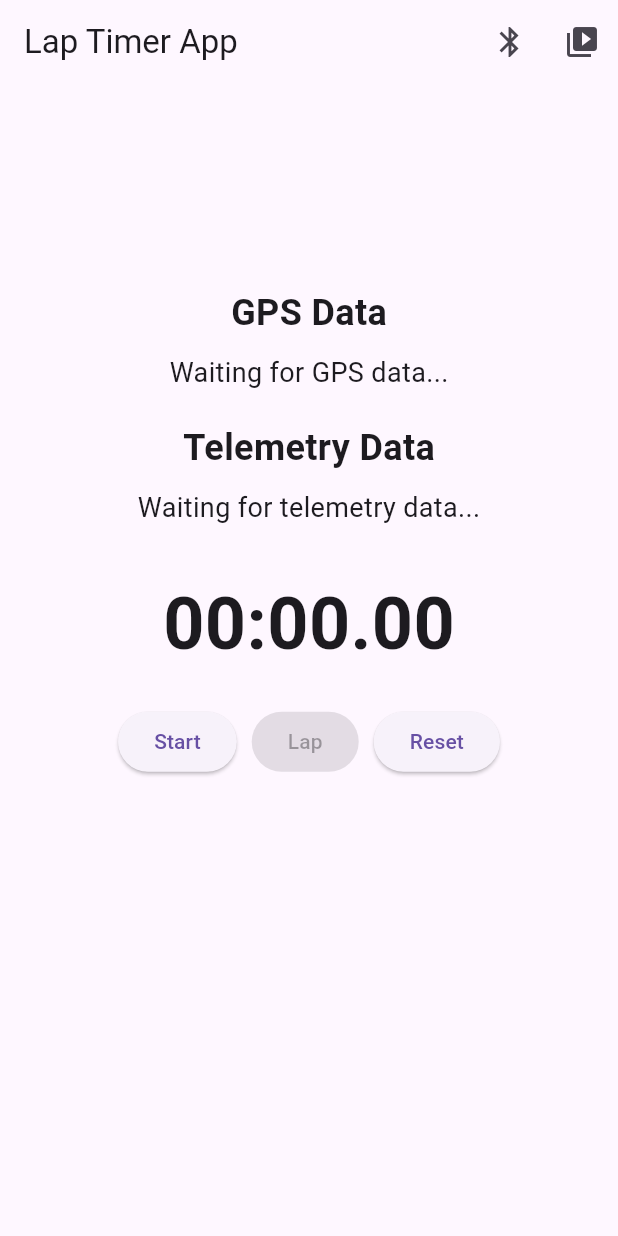
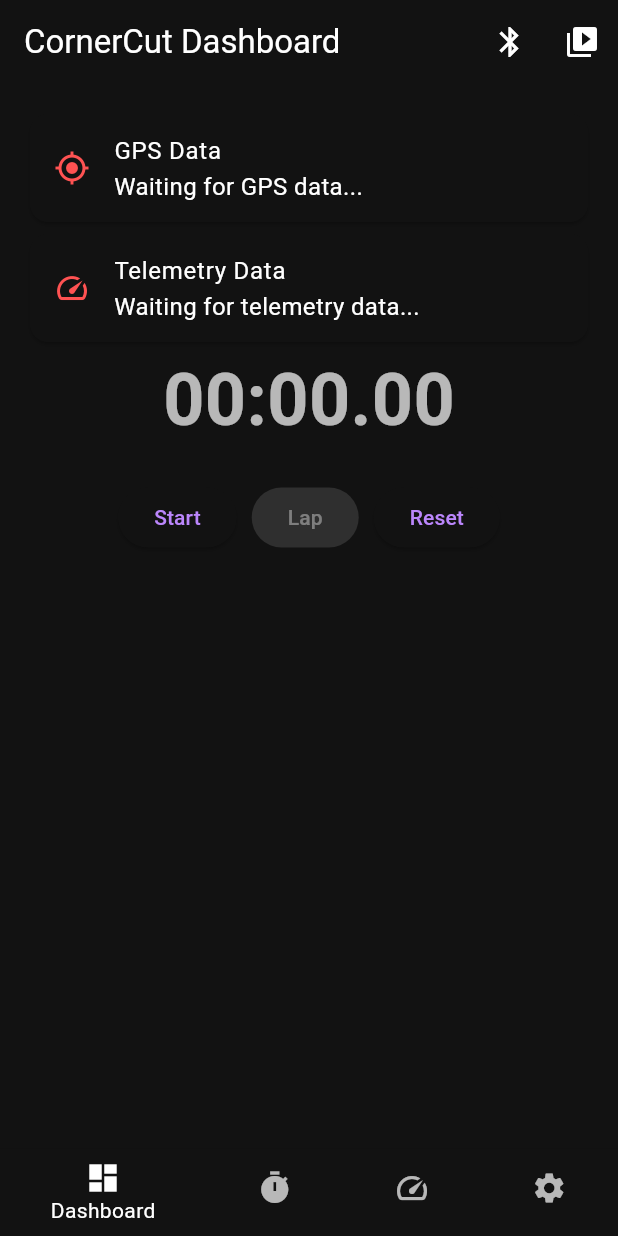
Before and after one commit to Vmohan5072/CornerCut, a Flutter app: the screen it shows after launch, on a phone screen of 412 x 824 dp. Run offline on Flutter 3.47's test engine with Material 3 defaults, Android fonts, the phone set to English and light mode, and no system bars; our stand-ins replace file_picker, google_maps_flutter, hive, logger, permission_handler, syncfusion_flutter_gauges and 1 more; missing offline and left inert: ffmpeg_kit_flutter_full_gpl, flutter_blue_classic, nmea; accounts and stored records are empty.

Commit message:
Revamped user interface

```diff
--- a/lib/main.dart
+++ b/lib/main.dart
@@ -5,8 +5,10 @@
 import 'screens/home_screen.dart';
 import 'screens/obd_connection_screen.dart';
 import 'screens/video_selection_screen.dart';
-import 'services/gps_service.dart'; // Import GpsService
-import 'services/bluetooth_service.dart'; // Import BluetoothService
+import 'screens/settings_screen.dart';
+import 'services/gps_service.dart';
+import 'services/bluetooth_service.dart';
+import 'services/data_storage_service.dart';
 
 void main() {
   runApp(
@@ -16,6 +18,7 @@
         ChangeNotifierProvider(create: (_) => LapModel()),
         Provider(create: (_) => GpsService()),
         Provider(create: (_) => BluetoothService()),
+        Provider(create: (_) => DataStorageService()),
       ],
       child: const MyApp(),
     ),
@@ -28,16 +31,24 @@
   @override
   Widget build(BuildContext context) {
     return MaterialApp(
-      title: 'Lap Timer App',
+      title: 'CornerCut',
       theme: ThemeData(
-        primarySwatch: Colors.blue,
-        visualDensity: VisualDensity.adaptivePlatformDensity,
+        brightness: Brightness.dark,
+        primaryColor: Colors.redAccent,
+        colorScheme: ColorScheme.dark(
+          secondary: Colors.white, // Replaced accentColor with colorScheme.secondary
+        ),
+        fontFamily: 'Roboto',
         textTheme: const TextTheme(
           headlineSmall: TextStyle(
             fontSize: 20.0,
             fontWeight: FontWeight.bold,
+            color: Colors.white,
           ),
-          bodyMedium: TextStyle(fontSize: 16.0),
+          bodyMedium: TextStyle(
+            fontSize: 16.0,
+            color: Colors.white70,
+          ),
         ),
       ),
       initialRoute: '/',
@@ -45,6 +56,7 @@
         '/': (context) => const HomeScreen(),
         '/obd-connection': (context) => const ObdConnectionScreen(),
         '/video-selection': (context) => const VideoSelectionScreen(),
+        '/settings': (context) => const SettingsScreen(),
       },
     );
   }
--- a/lib/models/telemetry_model.dart
+++ b/lib/models/telemetry_model.dart
@@ -20,6 +20,19 @@
     required this.altitude,
     required this.timestamp,
   });
+
+  Map<String, dynamic> toMap() {
+    return {
+      'speed': speed,
+      'rpm': rpm,
+      'throttle': throttle,
+      'brake': brake,
+      'latitude': latitude,
+      'longitude': longitude,
+      'altitude': altitude,
+      'timestamp': timestamp.toIso8601String(),
+    };
+  }
 }
 
 class TelemetryModel with ChangeNotifier {
@@ -27,13 +40,12 @@
 
   List<TelemetryData> get dataPoints => _dataPoints;
 
-  double _currentSpeed = 0.0;
-  double _currentRpm = 0.0;
-  double _currentThrottle = 0.0;
-  double _currentBrake = 0.0;
-  double _currentLatitude = 0.0;
-  double _currentLongitude = 0.0;
-  double _currentAltitude = 0.0;
+  TelemetryData? get latestData => _dataPoints.isNotEmpty ? _dataPoints.last : null;
+
+  double get currentSpeed => latestData?.speed ?? 0.0;
+  double get currentRpm => latestData?.rpm ?? 0.0;
+  double get currentThrottle => latestData?.throttle ?? 0.0;
+  double get currentBrake => latestData?.brake ?? 0.0;
 
   // Update telemetry data
   void updateTelemetry({
@@ -45,22 +57,14 @@
     double? longitude,
     double? altitude,
   }) {
-    _currentSpeed = speed ?? _currentSpeed;
-    _currentRpm = rpm ?? _currentRpm;
-    _currentThrottle = throttle ?? _currentThrottle;
-    _currentBrake = brake ?? _currentBrake;
-    _currentLatitude = latitude ?? _currentLatitude;
-    _currentLongitude = longitude ?? _currentLongitude;
-    _currentAltitude = altitude ?? _currentAltitude;
-
     final dataPoint = TelemetryData(
-      speed: _currentSpeed,
-      rpm: _currentRpm,
-      throttle: _currentThrottle,
-      brake: _currentBrake,
-      latitude: _currentLatitude,
-      longitude: _currentLongitude,
-      altitude: _currentAltitude,
+      speed: speed ?? currentSpeed,
+      rpm: rpm ?? currentRpm,
+      throttle: throttle ?? currentThrottle,
+      brake: brake ?? currentBrake,
+      latitude: latitude ?? latestData?.latitude ?? 0.0,
+      longitude: longitude ?? latestData?.longitude ?? 0.0,
+      altitude: altitude ?? latestData?.altitude ?? 0.0,
       timestamp: DateTime.now().toUtc(),
     );
     _dataPoints.add(dataPoint);
--- a/lib/screens/home_screen.dart
+++ b/lib/screens/home_screen.dart
@@ -1,5 +1,3 @@
-// home_screen.dart
-
 import 'package:flutter/material.dart';
 import 'package:provider/provider.dart';
 import 'package:logger/logger.dart' as app_logger;
@@ -9,6 +7,9 @@
 import '../services/permission_service.dart';
 import '../widgets/lap_timer.dart';
 import '../models/telemetry_model.dart';
+import '../widgets/telemetry_dashboard.dart';
+import '../screens/settings_screen.dart';
+import '../widgets/lap_map.dart';
 
 class HomeScreen extends StatefulWidget {
   const HomeScreen({super.key});
@@ -23,6 +24,14 @@
   late GpsService _gpsService;
   late TelemetryModel _telemetryModel;
   StreamSubscription<GpsData>? _gpsSubscription;
+
+  int _currentIndex = 0;
+  final List<Widget> _pages = [
+    const DashboardScreen(),
+    const LapTimerScreen(),
+    const TelemetryScreen(),
+    const SettingsScreen(),
+  ];
 
   @override
   void initState() {
@@ -71,12 +80,49 @@
 
   @override
   Widget build(BuildContext context) {
-    // Access telemetry data from Provider
-    final telemetry = Provider.of<TelemetryModel>(context);
+    return Scaffold(
+      body: _pages[_currentIndex],
+      bottomNavigationBar: BottomNavigationBar(
+        currentIndex: _currentIndex,
+        selectedItemColor: Theme.of(context).colorScheme.secondary,
+        unselectedItemColor: Colors.white70,
+        backgroundColor: Colors.black,
+        items: const [
+          BottomNavigationBarItem(
+            icon: Icon(Icons.dashboard),
+            label: 'Dashboard',
+          ),
+          BottomNavigationBarItem(
+            icon: Icon(Icons.timer),
+            label: 'Lap Timer',
+          ),
+          BottomNavigationBarItem(
+            icon: Icon(Icons.speed),
+            label: 'Telemetry',
+          ),
+          BottomNavigationBarItem(
+            icon: Icon(Icons.settings),
+            label: 'Settings',
+          ),
+        ],
+        onTap: (index) {
+          setState(() {
+            _currentIndex = index;
+          });
+        },
+      ),
+    );
+  }
+}
 
+class DashboardScreen extends StatelessWidget {
+  const DashboardScreen({super.key});
+
+  @override
+  Widget build(BuildContext context) {
     return Scaffold(
       appBar: AppBar(
-        title: const Text('Lap Timer App'),
+        title: const Text('CornerCut Dashboard'),
         actions: [
           IconButton(
             icon: const Icon(Icons.bluetooth),
@@ -94,94 +140,94 @@
           ),
         ],
       ),
-      body: Center(
-        child: SingleChildScrollView(
+      body: SingleChildScrollView(
         padding: const EdgeInsets.all(16.0),
         child: Column(
-            mainAxisAlignment: MainAxisAlignment.center,
-            children: <Widget>[
-              // Display GPS Data using Consumer
-              const Text(
-                'GPS Data',
-                style: TextStyle(fontSize: 24, fontWeight: FontWeight.bold),
-              ),
-              const SizedBox(height: 10),
-              Consumer<TelemetryModel>(
+          children: [
+            // GPS Data Card
+            Card(
+              child: ListTile(
+                leading: const Icon(Icons.gps_fixed, color: Colors.redAccent),
+                title: const Text('GPS Data'),
+                subtitle: Consumer<TelemetryModel>(
                   builder: (context, telemetry, child) {
-                  if (telemetry.dataPoints.isNotEmpty) {
-                    final latestData = telemetry.dataPoints.last;
+                    if (telemetry.latestData != null) {
+                      final latestData = telemetry.latestData!;
                       return Column(
                         crossAxisAlignment: CrossAxisAlignment.start,
                         children: [
-                        Text(
-                          'Latitude: ${latestData.latitude.toStringAsFixed(6)}',
-                          style: const TextStyle(fontSize: 18),
-                        ),
-                        Text(
-                          'Longitude: ${latestData.longitude.toStringAsFixed(6)}',
-                          style: const TextStyle(fontSize: 18),
-                        ),
-                        Text(
-                          'Altitude: ${latestData.altitude.toStringAsFixed(2)} meters',
-                          style: const TextStyle(fontSize: 18),
-                        ),
+                          Text('Latitude: ${latestData.latitude.toStringAsFixed(6)}'),
+                          Text('Longitude: ${latestData.longitude.toStringAsFixed(6)}'),
+                          Text('Altitude: ${latestData.altitude.toStringAsFixed(2)} m'),
                         ],
                       );
                     } else {
-                    return const Text(
-                      'Waiting for GPS data...',
-                      style: TextStyle(fontSize: 18),
-                    );
+                      return const Text('Waiting for GPS data...');
                     }
                   },
                 ),
-              const SizedBox(height: 20),
-              // Display Telemetry Data using Consumer
-              const Text(
-                'Telemetry Data',
-                style: TextStyle(fontSize: 24, fontWeight: FontWeight.bold),
               ),
-              const SizedBox(height: 10),
-              Consumer<TelemetryModel>(
+            ),
+            // Telemetry Data Card
+            Card(
+              child: ListTile(
+                leading: const Icon(Icons.speed, color: Colors.redAccent),
+                title: const Text('Telemetry Data'),
+                subtitle: Consumer<TelemetryModel>(
                   builder: (context, telemetry, child) {
-                  if (telemetry.dataPoints.isNotEmpty) {
-                    final latestData = telemetry.dataPoints.last;
+                    if (telemetry.latestData != null) {
+                      final latestData = telemetry.latestData!;
                       return Column(
                         crossAxisAlignment: CrossAxisAlignment.start,
                         children: [
-                        Text(
-                          'Speed: ${latestData.speed.toStringAsFixed(2)} mph',
-                          style: const TextStyle(fontSize: 18),
-                        ),
-                        Text(
-                          'RPM: ${latestData.rpm.toStringAsFixed(0)}',
-                          style: const TextStyle(fontSize: 18),
-                        ),
-                        Text(
-                          'Throttle: ${latestData.throttle.toStringAsFixed(1)}%',
-                          style: const TextStyle(fontSize: 18),
-                        ),
-                        Text(
-                          'Brake: ${latestData.brake.toStringAsFixed(1)}%',
-                          style: const TextStyle(fontSize: 18),
-                        ),
+                          Text('Speed: ${latestData.speed.toStringAsFixed(2)} mph'),
+                          Text('RPM: ${latestData.rpm.toStringAsFixed(0)}'),
+                          Text('Throttle: ${latestData.throttle.toStringAsFixed(1)}%'),
+                          Text('Brake: ${latestData.brake.toStringAsFixed(1)}%'),
                         ],
                       );
                     } else {
-                    return const Text(
-                      'Waiting for telemetry data...',
-                      style: TextStyle(fontSize: 18),
-                    );
+                      return const Text('Waiting for telemetry data...');
                     }
                   },
                 ),
-              const SizedBox(height: 30),
-              // Include the Lap Timer widget
+              ),
+            ),
+            // Lap Timer
             const LapTimer(),
           ],
-          ),
         ),
       ),
     );
   }
 }
+
+class LapTimerScreen extends StatelessWidget {
+  const LapTimerScreen({super.key});
+
+  @override
+  Widget build(BuildContext context) {
+    return Scaffold(
+      appBar: AppBar(
+        title: const Text('Lap Timer'),
+      ),
+      body: const Center(
+        child: LapTimer(),
+      ),
+    );
+  }
+}
+
+class TelemetryScreen extends StatelessWidget {
+  const TelemetryScreen({super.key});
+
+  @override
+  Widget build(BuildContext context) {
+    return Scaffold(
+      appBar: AppBar(
+        title: const Text('Telemetry Dashboard'),
+      ),
+      body: const TelemetryDashboard(),
+    );
+  }
+}
--- a/pubspec.yaml
+++ b/pubspec.yaml
@@ -40,6 +40,8 @@
   flutter_reactive_ble:
   flutter_blue_classic:
   nmea:
+  google_maps_flutter:
+  hive:
   video_player:
   ffmpeg_kit_flutter_full_gpl:
   path_provider:
```
Also changed, not shown: lib/screens/obd_connection_screen.dart (+18 -9 lines), lib/screens/overlay_settings.dart (added, +43 -0 lines), lib/screens/settings_screen.dart (added, +49 -0 lines), lib/screens/video_player_screen.dart (+39 -3 lines), lib/services/bluetooth_service.dart (+8 -11 lines), lib/services/data_storage_service.dart (added, +15 -0 lines), lib/services/gps_service.dart (+9 -12 lines), lib/widgets/lap_map.dart (added, +70 -0 lines), lib/widgets/telemetry_dashboard.dart (added, +42 -0 lines). Lines whose indentation alone changed are shown as unchanged.
